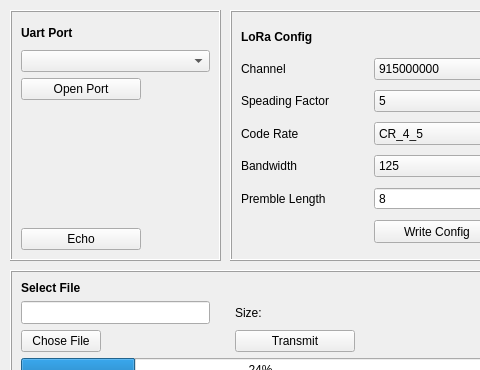
Before: the Qt Designer form mainwindow.ui in DanielCao0/QT_ISM2400, drawn with Qt 5; both pictures show x 0 to 480 and y 0 to 370 of the 940 by 769 pixel window.
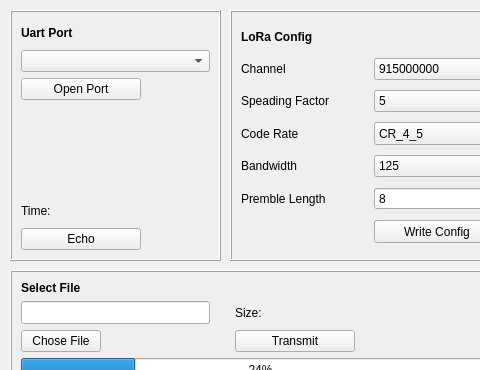
After: the same form once the commit is applied.

Commit message: 图传还有一些问题

What changed in the file:
```diff
--- a/mainwindow.ui
+++ b/mainwindow.ui
@@ -142,6 +142,28 @@
        </property>
       </spacer>
      </item>
+     <item>
+      <widget class="QLabel" name="time">
+       <property name="minimumSize">
+        <size>
+         <width>0</width>
+         <height>23</height>
+        </size>
+       </property>
+       <property name="maximumSize">
+        <size>
+         <width>16777215</width>
+         <height>22</height>
+        </size>
+       </property>
+       <property name="styleSheet">
+        <string notr="true"/>
+       </property>
+       <property name="text">
+        <string>Time:</string>
+       </property>
+      </widget>
+     </item>
      <item>
       <widget class="QPushButton" name="ate">
        <property name="maximumSize">
```
The commit also changes 1 other file.
